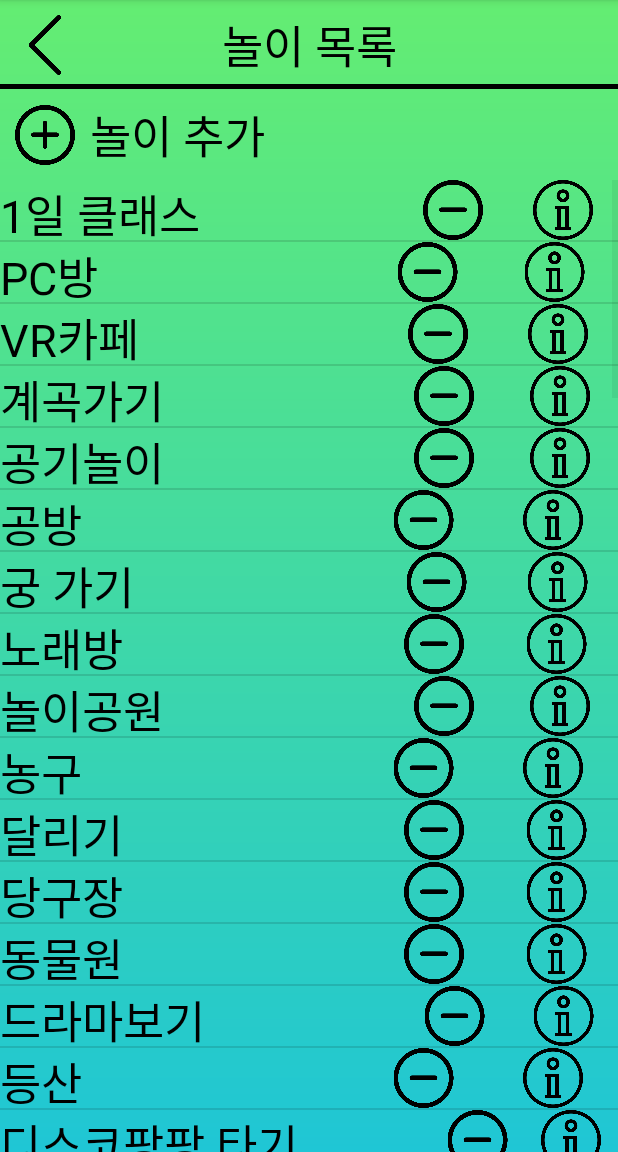
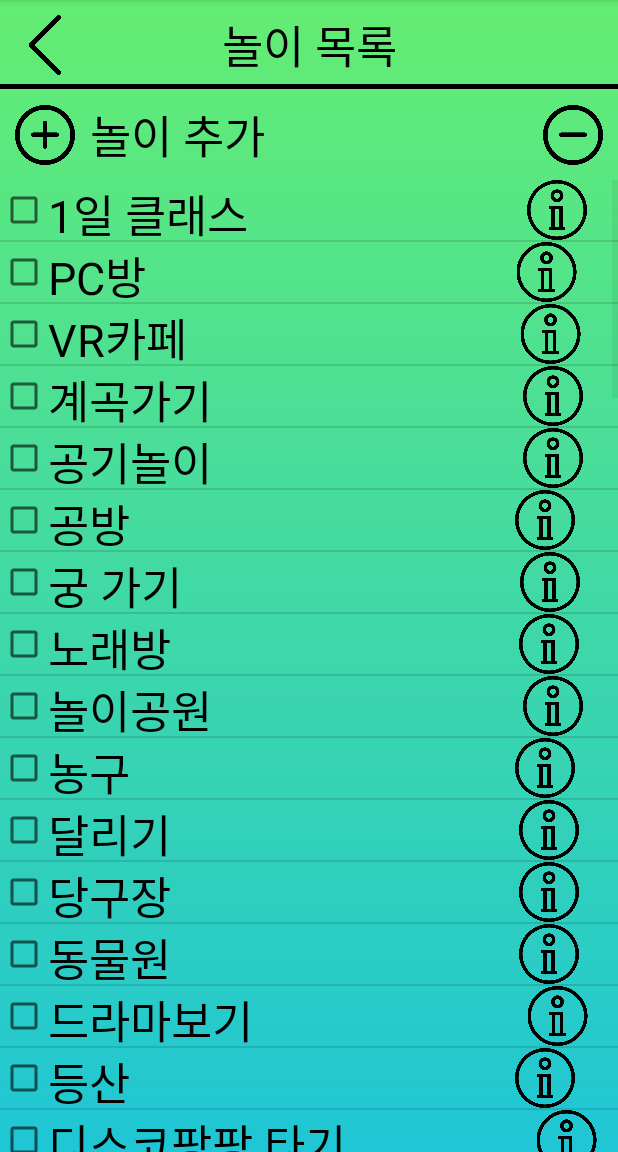
Before and after one commit to hololee/PLAY_APP, an Android app: the PlayListActivity screen opened directly, with no data from a screen before it, on a phone screen of 412 x 824 dp, the part 84-1236 px from its top. Run offline under Robolectric (Android 15) with nearby library versions, the phone set to English and light mode, and no system bars.

Commit message:
item : array -> arrayList 로 변경 놀이목록 layout 체크박스로 변경 삭제함수 추가

```diff
--- a/app/src/main/java/com/example/play_app/MyCustomAdapter.kt
+++ b/app/src/main/java/com/example/play_app/MyCustomAdapter.kt
@@ -8,7 +8,7 @@ import android.widget.BaseAdapter
 import android.widget.TextView
 import android.widget.Button
 
-public class MyCustomAdapter(context: Context,item : Array<String>) : BaseAdapter() {
+public class MyCustomAdapter(context: Context,item : ArrayList<String>) : BaseAdapter() {
     private val mContext: Context
     private val mitem = item
 
@@ -29,7 +29,6 @@ public class MyCustomAdapter(context: Context,item : Array<String>) : BaseAdapte
 
         val nameTextView = listlayout.findViewById<TextView>(R.id.list_item)
         nameTextView.text = mitem[position]
-        // delbtn,infobtn onClick함수
 
         return listlayout
     }
--- a/app/src/main/java/com/example/play_app/PlayListActivity.kt
+++ b/app/src/main/java/com/example/play_app/PlayListActivity.kt
@@ -4,29 +4,74 @@ package com.example.play_app
 import android.content.Intent
 import androidx.appcompat.app.AppCompatActivity
 import android.os.Bundle
+import android.util.SparseBooleanArray
+import android.view.View
 import android.widget.*
 import kotlinx.android.synthetic.main.activity_play_list.*
 
 class PlayListActivity : AppCompatActivity() {
 
+    private val item = arrayListOf<String>(
+        "1일 클래스", "PC방", "VR카페", "계곡가기", "공기놀이", "공방", "궁 가기", "노래방", "놀이공원", "농구", "달리기", "당구장", "동물원", "드라마보기",
+        "등산", "디스코팡팡 타기", "딸기게임", "땅따먹기", "만화카페", "바니바니 게임", "바다가기", "방탈출카페", "밸런스게임", "번지점프", "베이킹하기", "보드게임",
+        "볼링장", "빙고게임", "산책하기", "셀카찍기", "셀프네일하기", "손병호게임", "쇼핑", "수영", "스카이다이빙", "스케이트장", "스쿠버다이빙", "스키장 가기",
+        "슬라임카페", "식물원", "썰매장", "쎄쎄쎄", "아이엠그라운드 게임", "암흑카페", "야구", "영화", "오락실", "오렌지게임", "오목", "요리하기", "이미지사진 찍기",
+        "인생네컷 찍기", "장문복게임", "전시회", "종이접기", "진실게임", "쪽팔려게임", "축구", "카드게임", "카페투어", "컬러링북", "클라이밍", "클레오파트라 게임",
+        "타로", "틀린그림찾기", "피크닉", "피포페인팅", "향수 만들기", "홍삼게임", "화장품 만들기"
+    )
+    private lateinit var mAdpater : MyCustomAdapter
+
     override fun onCreate(savedInstanceState: Bundle?)
     {
         super.onCreate(savedInstanceState)
         setContentView(R.layout.activity_play_list)
-        play_list_back_button.setOnClickListener{
+        play_list_back_button.setOnClickListener {
             finish()
         }
 
+
         val listView = findViewById<ListView>(R.id.listView)
-        val item = arrayOf<String>(
-            "1일 클래스", "PC방", "VR카페", "계곡가기", "공기놀이", "공방", "궁 가기", "노래방", "놀이공원", "농구", "달리기", "당구장", "동물원", "드라마보기",
-            "등산", "디스코팡팡 타기", "딸기게임", "땅따먹기", "만화카페", "바니바니 게임", "바다가기", "방탈출카페", "밸런스게임", "번지점프", "베이킹하기", "보드게임",
-            "볼링장", "빙고게임", "산책하기", "셀카찍기", "셀프네일하기", "손병호게임", "쇼핑", "수영", "스카이다이빙", "스케이트장", "스쿠버다이빙", "스키장 가기",
-            "슬라임카페", "식물원", "썰매장", "쎄쎄쎄", "아이엠그라운드 게임", "암흑카페", "야구", "영화", "오락실", "오렌지게임", "오목", "요리하기", "이미지사진 찍기",
-            "인생네컷 찍기", "장문복게임", "전시회", "종이접기", "진실게임", "쪽팔려게임", "축구", "카드게임", "카페투어", "컬러링북", "클라이밍", "클레오파트라 게임",
-            "타로", "틀린그림찾기", "피크닉", "피포페인팅", "향수 만들기", "홍삼게임", "화장품 만들기"
-        )
-        listView.adapter = MyCustomAdapter(this, item)
+//        val item = arrayListOf<String>(
+//            "1일 클래스", "PC방", "VR카페", "계곡가기", "공기놀이", "공방", "궁 가기", "노래방", "놀이공원", "농구", "달리기", "당구장", "동물원", "드라마보기",
+//            "등산", "디스코팡팡 타기", "딸기게임", "땅따먹기", "만화카페", "바니바니 게임", "바다가기", "방탈출카페", "밸런스게임", "번지점프", "베이킹하기", "보드게임",
+//            "볼링장", "빙고게임", "산책하기", "셀카찍기", "셀프네일하기", "손병호게임", "쇼핑", "수영", "스카이다이빙", "스케이트장", "스쿠버다이빙", "스키장 가기",
+//            "슬라임카페", "식물원", "썰매장", "쎄쎄쎄", "아이엠그라운드 게임", "암흑카페", "야구", "영화", "오락실", "오렌지게임", "오목", "요리하기", "이미지사진 찍기",
+//            "인생네컷 찍기", "장문복게임", "전시회", "종이접기", "진실게임", "쪽팔려게임", "축구", "카드게임", "카페투어", "컬러링북", "클라이밍", "클레오파트라 게임",
+//            "타로", "틀린그림찾기", "피크닉", "피포페인팅", "향수 만들기", "홍삼게임", "화장품 만들기"
+//        )
+        mAdpater = MyCustomAdapter(this, item)
+        listView.adapter = mAdpater
+//        val adapter = listView.adapter
+
+        listView.choiceMode = ListView.CHOICE_MODE_MULTIPLE
+
+        val delbtn = findViewById<ImageButton>(R.id.list_del_btn)
+        delbtn.setOnClickListener()
+        {
+            val checkedItem = listView.checkedItemPositions
+
+            (mAdpater.count downTo 0)
+                .filter { checkedItem.get(it) }
+                .forEach { item.removeAt(it) }
+
+            listView.clearChoices()
+            mAdpater.notifyDataSetChanged()
+//            fun onClick(v : View)
+//            {
+//                val checkedItems : SparseBooleanArray = listView.checkedItemPositions
+//                val count = adapter.count
+//
+//                for (i in 0 until count)
+//                {
+//                    if(checkedItems.get(i))
+//                    {
+//                        item.removeAt(i)
+//                    }
+//                }
+//                listView.clearChoices()
+//                adapter.notifyDataSetChanged()
+//            }
+        }
 
     }
 }
--- a/app/src/main/res/layout/activity_play_list.xml
+++ b/app/src/main/res/layout/activity_play_list.xml
@@ -51,10 +51,27 @@
         android:scaleType="fitCenter"
         android:src="@drawable/add" />
 
+    <ImageButton
+        android:id="@+id/list_del_btn"
+        android:layout_width="40dp"
+        android:layout_height="40dp"
+        android:layout_below="@id/play_list_top"
+        android:layout_alignParentRight="true"
+        android:layout_margin="10dp"
+        android:layout_marginLeft="10dp"
+        android:layout_marginBottom="10dp"
+        android:adjustViewBounds="true"
+        android:background="#00ff0000"
+        android:scaleType="fitCenter"
+        android:src="@drawable/minus"
+        />
+
     <ListView
         android:id="@+id/listView"
         android:layout_width="match_parent"
         android:layout_height="wrap_content"
-        android:layout_below="@id/list_add" />
+        android:layout_below="@id/list_add"
+        android:choiceMode="multipleChoice"
+        />
 
 </RelativeLayout>
--- a/app/src/main/res/layout/listview_layout.xml
+++ b/app/src/main/res/layout/listview_layout.xml
@@ -3,7 +3,7 @@
     xmlns:android="http://schemas.android.com/apk/res/android" android:layout_width="match_parent"
     android:layout_height="match_parent">
 
-    <TextView
+    <CheckBox
         android:layout_width="wrap_content"
         android:layout_height="match_parent"
         android:id="@+id/list_item"
@@ -14,16 +14,6 @@
         android:layout_weight="4"
         />
 
-    <ImageButton
-        android:id="@+id/btn_delete"
-        android:layout_width="40dp"
-        android:layout_height="40dp"
-        android:layout_gravity="center_vertical"
-        android:layout_weight="1"
-        android:adjustViewBounds="true"
-        android:background="#00ff0000"
-        android:scaleType="fitCenter"
-        android:src="@drawable/minus" />
 
     <ImageButton
         android:layout_width="40dp"
```
